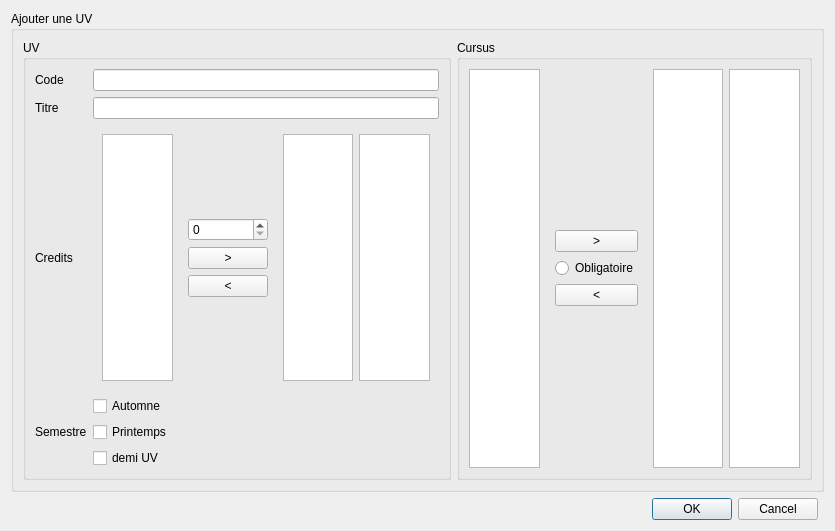
Qt form window/ajouteruvwindow.ui (roddehugo/utprofiler) before a commit.
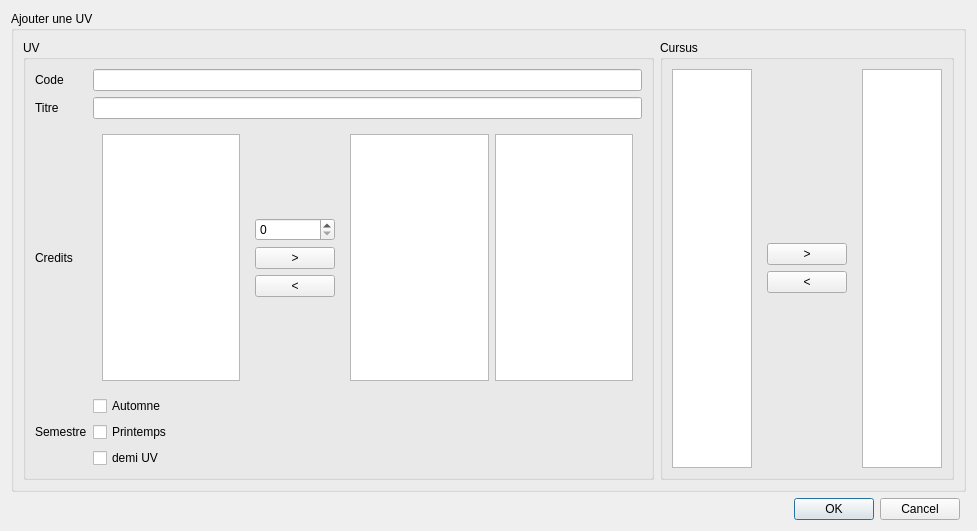
The same form after that commit.

What changed in the file:
```diff
--- a/window/ajouteruvwindow.ui
+++ b/window/ajouteruvwindow.ui
@@ -6,7 +6,7 @@
    <rect>
     <x>0</x>
     <y>0</y>
-    <width>835</width>
+    <width>977</width>
     <height>531</height>
    </rect>
   </property>
@@ -163,13 +163,6 @@
                     </property>
                    </widget>
                   </item>
-                  <item>
-                   <widget class="QRadioButton" name="obligatoire">
-                    <property name="text">
-                     <string>Obligatoire</string>
-                    </property>
-                   </widget>
-                  </item>
                   <item>
                    <widget class="QPushButton" name="retirecursus">
                     <property name="text">
@@ -185,9 +178,6 @@
              <item>
               <widget class="QListWidget" name="cursusajoute"/>
              </item>
-             <item>
-              <widget class="QListWidget" name="cursusobligatoire"/>
-             </item>
             </layout>
            </item>
           </layout>
```
